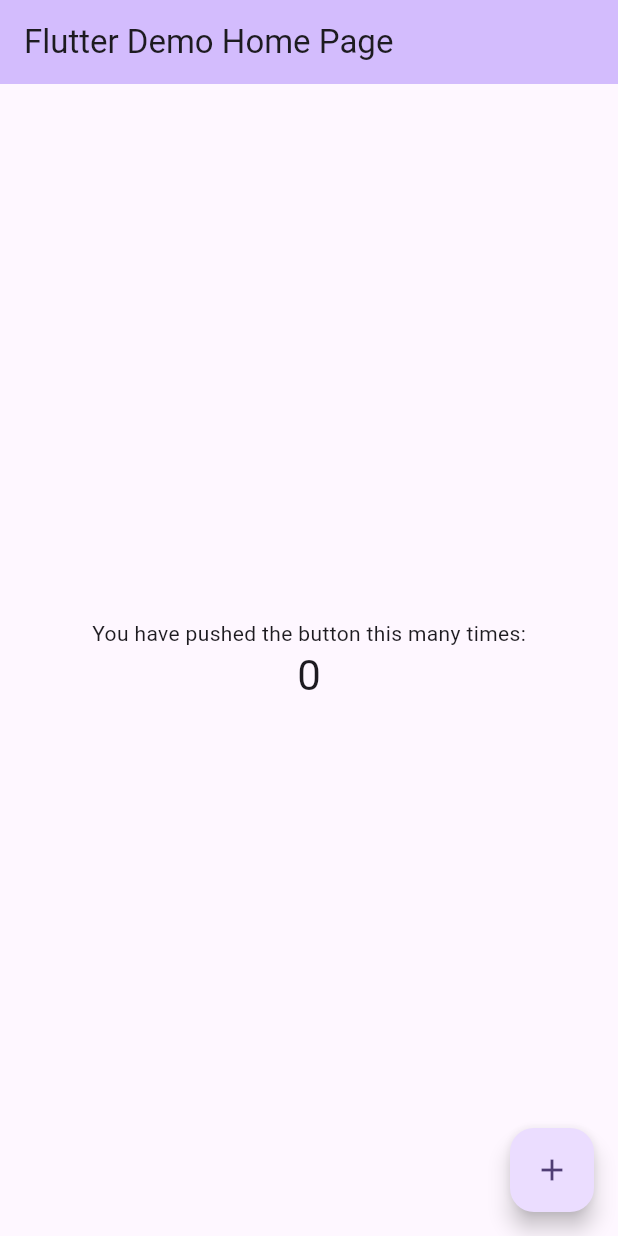
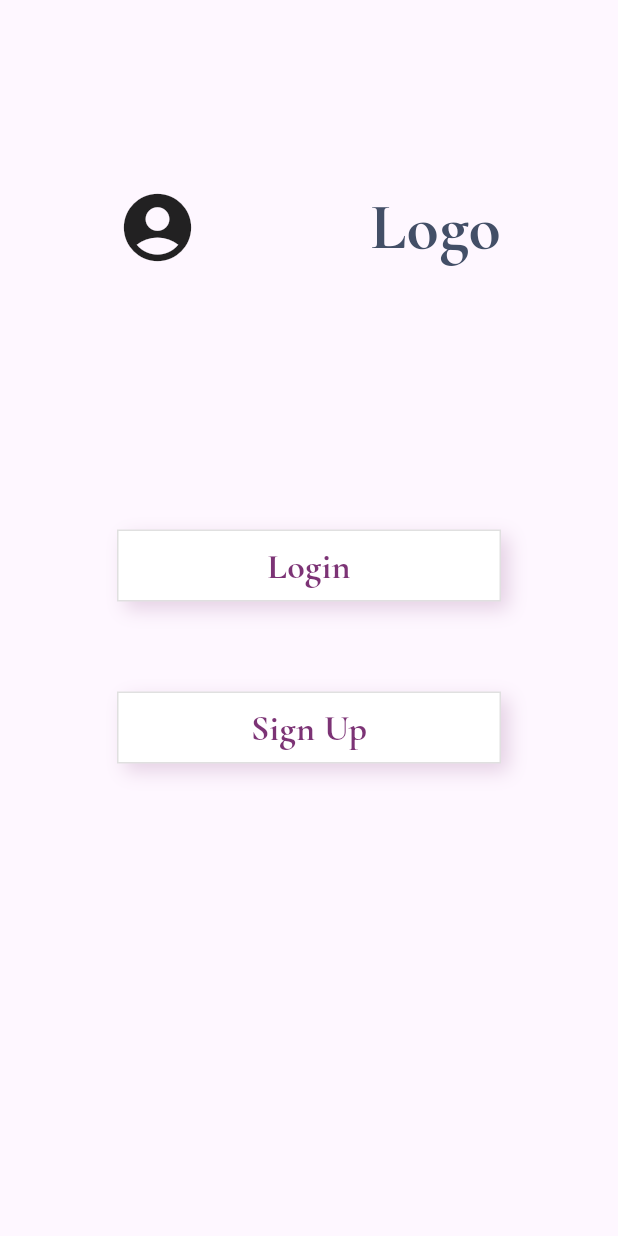
Before and after one commit to Mirhabil/Ecommerce_flutter, a Flutter app: the screen it shows after launch, on a phone screen of 412 x 824 dp. Run offline on Flutter 3.47's test engine with Material 3 defaults, Android fonts, the phone set to English and light mode, and no system bars; our stand-ins replace google_fonts.

Commit message:
feature: Create Introduction Screen

```diff
--- /dev/null
+++ b/lib/custom_widgets/Custom_Button.dart
@@ -0,0 +1,43 @@
+import 'package:flutter/cupertino.dart';
+import 'package:flutter/material.dart';
+import 'package:google_fonts/google_fonts.dart';
+
+class CustomButton extends StatelessWidget {
+  String buttonText;
+  Color buttonColor;
+
+  CustomButton({required this.buttonText, required this.buttonColor});
+
+  CustomButton.purple(this.buttonText) : buttonColor = Color(0xFF7C3375);
+
+  CustomButton.black(this.buttonText) : buttonColor = Colors.black;
+
+  @override
+  Widget build(BuildContext context) {
+    return Container(
+      padding: EdgeInsets.only(top: 6, bottom: 6, left: 30, right: 30),
+      // width: double.infinity,
+      decoration: BoxDecoration(
+        color: Colors.white,
+        border: Border.all(color: Colors.black12),
+        boxShadow: [
+          BoxShadow(
+            color: Color(0xFF7C3375).withValues(alpha: 0.2),
+            offset: Offset(5, 5),
+            blurRadius: 10,
+            spreadRadius: 0
+          )
+        ]
+      ),
+      child: Text(
+        buttonText,
+        style: GoogleFonts.cormorant(
+          color: buttonColor,
+          fontSize: 24,
+          fontWeight: FontWeight.bold,
+        ),
+        textAlign: TextAlign.center,
+      ),
+    );
+  }
+}
--- a/lib/main.dart
+++ b/lib/main.dart
@@ -1,3 +1,4 @@
+import 'package:ecommerce_flutter/screens/Introduction_Screen.dart';
 import 'package:flutter/material.dart';
 
 void main() {
@@ -7,116 +8,11 @@ void main() {
 class MyApp extends StatelessWidget {
   const MyApp({super.key});
 
-  // This widget is the root of your application.
   @override
   Widget build(BuildContext context) {
     return MaterialApp(
-      title: 'Flutter Demo',
-      theme: ThemeData(
-        // This is the theme of your application.
-        //
-        // TRY THIS: Try running your application with "flutter run". You'll see
-        // the application has a purple toolbar. Then, without quitting the app,
-        // try changing the seedColor in the colorScheme below to Colors.green
-        // and then invoke "hot reload" (save your changes or press the "hot
-        // reload" button in a Flutter-supported IDE, or press "r" if you used
-        // the command line to start the app).
-        //
-        // Notice that the counter didn't reset back to zero; the application
-        // state is not lost during the reload. To reset the state, use hot
-        // restart instead.
-        //
-        // This works for code too, not just values: Most code changes can be
-        // tested with just a hot reload.
-        colorScheme: ColorScheme.fromSeed(seedColor: Colors.deepPurple),
-      ),
-      home: const MyHomePage(title: 'Flutter Demo Home Page'),
+      home: IntroductionScreen(),
+      debugShowCheckedModeBanner: false,
     );
   }
 }
-
-class MyHomePage extends StatefulWidget {
-  const MyHomePage({super.key, required this.title});
-
-  // This widget is the home page of your application. It is stateful, meaning
-  // that it has a State object (defined below) that contains fields that affect
-  // how it looks.
-
-  // This class is the configuration for the state. It holds the values (in this
-  // case the title) provided by the parent (in this case the App widget) and
-  // used by the build method of the State. Fields in a Widget subclass are
-  // always marked "final".
-
-  final String title;
-
-  @override
-  State<MyHomePage> createState() => _MyHomePageState();
-}
-
-class _MyHomePageState extends State<MyHomePage> {
-  int _counter = 0;
-
-  void _incrementCounter() {
-    setState(() {
-      // This call to setState tells the Flutter framework that something has
-      // changed in this State, which causes it to rerun the build method below
-      // so that the display can reflect the updated values. If we changed
-      // _counter without calling setState(), then the build method would not be
-      // called again, and so nothing would appear to happen.
-      _counter++;
-    });
-  }
-
-  @override
-  Widget build(BuildContext context) {
-    // This method is rerun every time setState is called, for instance as done
-    // by the _incrementCounter method above.
-    //
-    // The Flutter framework has been optimized to make rerunning build methods
-    // fast, so that you can just rebuild anything that needs updating rather
-    // than having to individually change instances of widgets.
-    return Scaffold(
-      appBar: AppBar(
-        // TRY THIS: Try changing the color here to a specific color (to
-        // Colors.amber, perhaps?) and trigger a hot reload to see the AppBar
-        // change color while the other colors stay the same.
-        backgroundColor: Theme.of(context).colorScheme.inversePrimary,
-        // Here we take the value from the MyHomePage object that was created by
-        // the App.build method, and use it to set our appbar title.
-        title: Text(widget.title),
-      ),
-      body: Center(
-        // Center is a layout widget. It takes a single child and positions it
-        // in the middle of the parent.
-        child: Column(
-          // Column is also a layout widget. It takes a list of children and
-          // arranges them vertically. By default, it sizes itself to fit its
-          // children horizontally, and tries to be as tall as its parent.
-          //
-          // Column has various properties to control how it sizes itself and
-          // how it positions its children. Here we use mainAxisAlignment to
-          // center the children vertically; the main axis here is the vertical
-          // axis because Columns are vertical (the cross axis would be
-          // horizontal).
-          //
-          // TRY THIS: Invoke "debug painting" (choose the "Toggle Debug Paint"
-          // action in the IDE, or press "p" in the console), to see the
-          // wireframe for each widget.
-          mainAxisAlignment: MainAxisAlignment.center,
-          children: <Widget>[
-            const Text('You have pushed the button this many times:'),
-            Text(
-              '$_counter',
-              style: Theme.of(context).textTheme.headlineMedium,
-            ),
-          ],
-        ),
-      ),
-      floatingActionButton: FloatingActionButton(
-        onPressed: _incrementCounter,
-        tooltip: 'Increment',
-        child: const Icon(Icons.add),
-      ), // This trailing comma makes auto-formatting nicer for build methods.
-    );
-  }
-}
--- /dev/null
+++ b/lib/screens/Introduction_Screen.dart
@@ -0,0 +1,44 @@
+import 'package:ecommerce_flutter/custom_widgets/Custom_Button.dart';
+import 'package:flutter/cupertino.dart';
+import 'package:flutter/material.dart';
+import 'package:google_fonts/google_fonts.dart';
+
+class IntroductionScreen extends StatelessWidget {
+  const IntroductionScreen({super.key});
+
+  @override
+  Widget build(BuildContext context) {
+    return Scaffold(
+        body:Center(
+          child:Padding(padding: EdgeInsets.only(left: 78,right: 78),child: Column(
+            crossAxisAlignment: CrossAxisAlignment.stretch,
+            children: [
+              SizedBox(height: 120,),
+              Row(mainAxisSize: MainAxisSize.min,
+                mainAxisAlignment: MainAxisAlignment.spaceBetween,
+                children: [
+                  Icon(Icons.account_circle_rounded, size: 54,),
+                  Text("Logo",
+                    style: GoogleFonts.cormorantGaramond(color: Color(0xFF434F67),
+                        fontSize: 44,
+                        fontWeight: FontWeight.bold),)
+
+
+                ],
+              ),
+              SizedBox(height: 170,),
+              CustomButton.purple("Login"),
+              SizedBox(height: 60,),
+              CustomButton.purple("Sign Up")
+
+
+            ],
+          ),)
+
+        )
+
+
+
+    );
+  }
+}
--- a/pubspec.yaml
+++ b/pubspec.yaml
@@ -34,6 +34,7 @@ dependencies:
   # The following adds the Cupertino Icons font to your application.
   # Use with the CupertinoIcons class for iOS style icons.
   cupertino_icons: ^1.0.8
+  google_fonts: ^6.2.1
 
 dev_dependencies:
   flutter_test:
```
Also changed, not shown: pubspec.lock, 10 other files.
